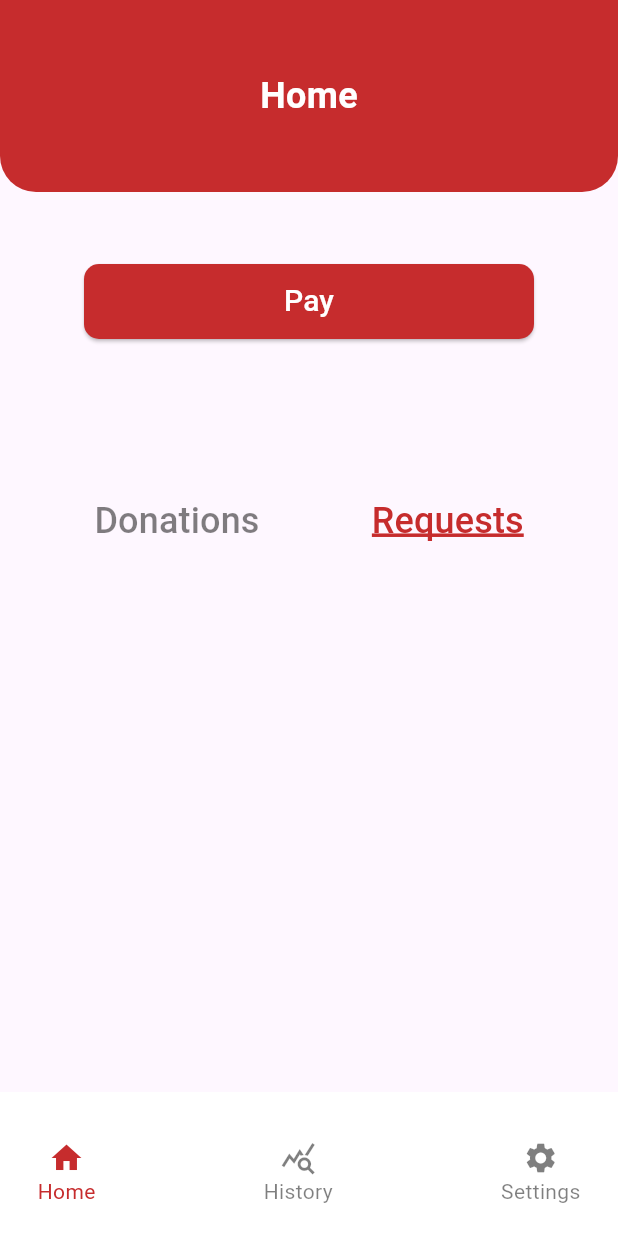
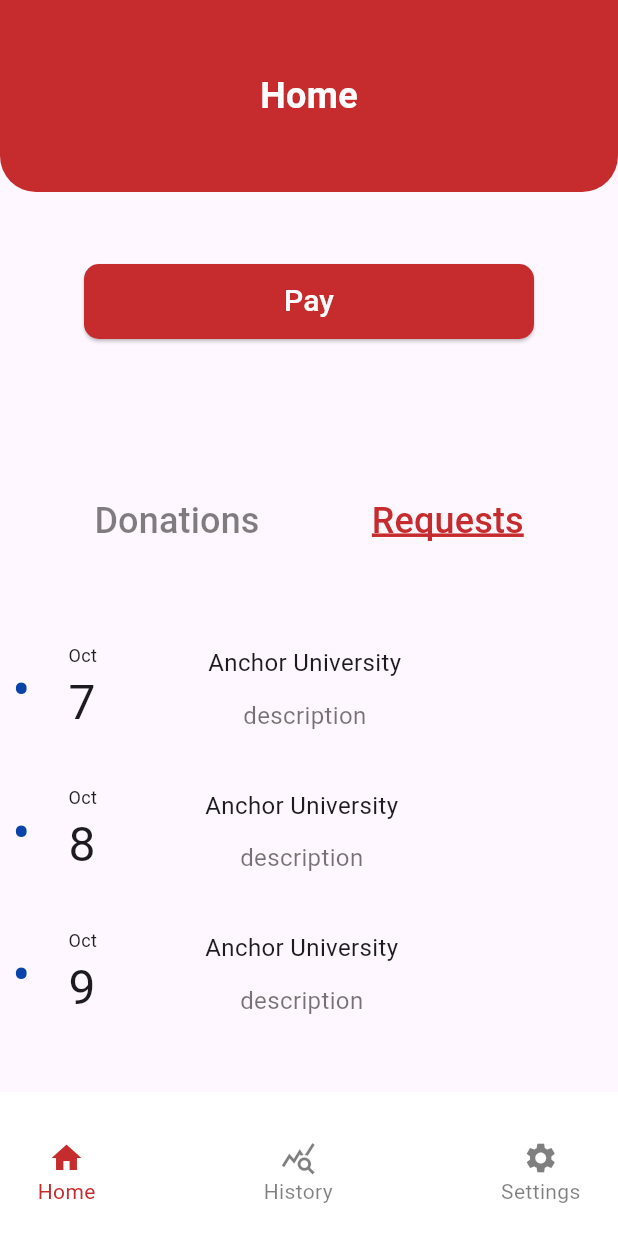
Before and after one commit to Ali-Hubail/BDMS, a Flutter app: the screen it shows after launch, on a phone screen of 412 x 824 dp. Run offline on Flutter 3.47's test engine with Material 3 defaults, Android fonts, the phone set to English and light mode, and no system bars.

Commit message:
finish hom page

```diff
--- /dev/null
+++ b/bdms/lib/common_widgets/event_item.dart
@@ -0,0 +1,74 @@
+import 'package:flutter/material.dart';
+
+// ignore: must_be_immutable
+class EventItem extends StatelessWidget {
+  EventItem(
+      {super.key,
+      required this.day,
+      required this.month,
+      required this.title,
+      required this.description});
+  int? day;
+  String? month;
+  String? title;
+  String? description;
+  String? bulletPoint;
+
+  @override
+  Widget build(BuildContext context) {
+    return Padding(
+      padding: const EdgeInsets.all(8.0),
+      child: Row(
+        children: [
+          const SizedBox(
+            height: 12,
+          ),
+          const Text(
+            "\u2022 ",
+            style:
+                TextStyle(fontSize: 36, color: Color.fromARGB(255, 9, 68, 170)),
+          ),
+          const SizedBox(
+            width: 16,
+          ),
+          Column(
+            crossAxisAlignment: CrossAxisAlignment
+                .start, // Align children to the start of the column
+            children: [
+              Text(
+                month!,
+                style: const TextStyle(fontSize: 12),
+              ),
+              Text(
+                day.toString(),
+                style: const TextStyle(fontSize: 32),
+              ),
+            ],
+          ),
+          const SizedBox(
+            width: 72,
+          ),
+          Column(
+            crossAxisAlignment: CrossAxisAlignment
+                .center, // Center align the children horizontally
+            children: [
+              Text(
+                title!,
+                textAlign: TextAlign.center,
+                style: const TextStyle(fontSize: 16),
+              ),
+              const SizedBox(
+                height: 12,
+              ),
+              Text(
+                description!,
+                textAlign: TextAlign.center,
+                style: const TextStyle(fontSize: 16, color: Colors.black54),
+              ),
+            ],
+          ),
+        ],
+      ),
+    );
+  }
+}
--- a/bdms/lib/main.dart
+++ b/bdms/lib/main.dart
@@ -1,5 +1,6 @@
 import 'package:bdms/common_widgets/custom_app_bar.dart';
 import 'package:bdms/common_widgets/custom_bottom_navigation_bar.dart';
+import 'package:bdms/common_widgets/event_item.dart';
 import 'package:bdms/presentation/dr_rp_home/home.dart';
 import 'package:flutter/material.dart';
 
--- a/bdms/lib/presentation/dr_rp_home/home.dart
+++ b/bdms/lib/presentation/dr_rp_home/home.dart
@@ -1,3 +1,4 @@
+import 'package:bdms/common_widgets/event_item.dart';
 import 'package:bdms/common_widgets/primary_button.dart';
 import 'package:flutter/material.dart';
 
@@ -27,9 +28,11 @@ class _DrRpHomeScreenState extends State<DrRpHomeScreen> {
                 children: [
                   TextButton(
                     onPressed: () {
-                    setState(() {
+                      setState(
+                        () {
                           isDonor = true;
-                    });
+                        },
+                      );
                     },
                     child: Text(
                       'Donations',
@@ -64,10 +67,36 @@ class _DrRpHomeScreenState extends State<DrRpHomeScreen> {
                     ),
                   )
                 ],
+              ),
+              const SizedBox(
+                height: 48,
+              ),
+              ListView(
+                shrinkWrap: true,
+                children: [
+                  EventItem(
+                      day: 7,
+                      month: 'Oct',
+                      title: 'Anchor University ',
+                      description: 'description'),
+                  const SizedBox(height: 16),
+                  EventItem(
+                      day: 8,
+                      month: "Oct",
+                      title: 'Anchor University',
+                      description: 'description'),
+                  const SizedBox(height: 16),
+                  EventItem(
+                      day: 9,
+                      month: "Oct",
+                      title: 'Anchor University',
+                      description: 'description')
+                ],
               )
             ],
           ),
         ),
-    ));
+      ),
+    );
   }
 }
```
Lines whose indentation alone changed are shown as unchanged.
